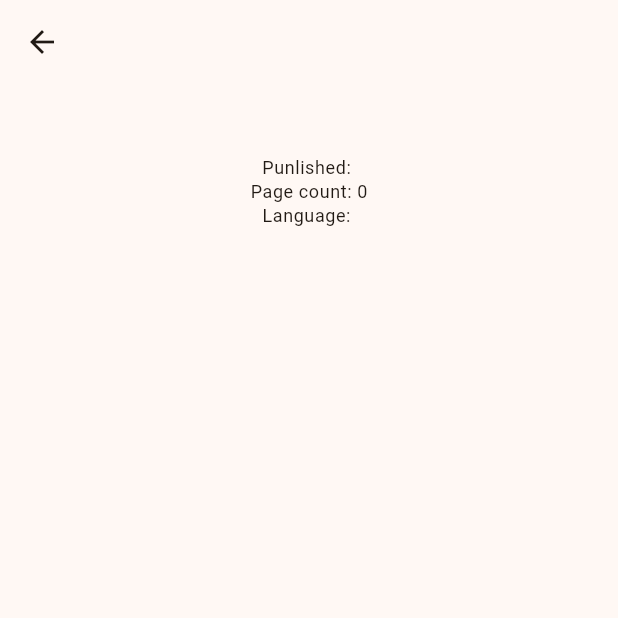
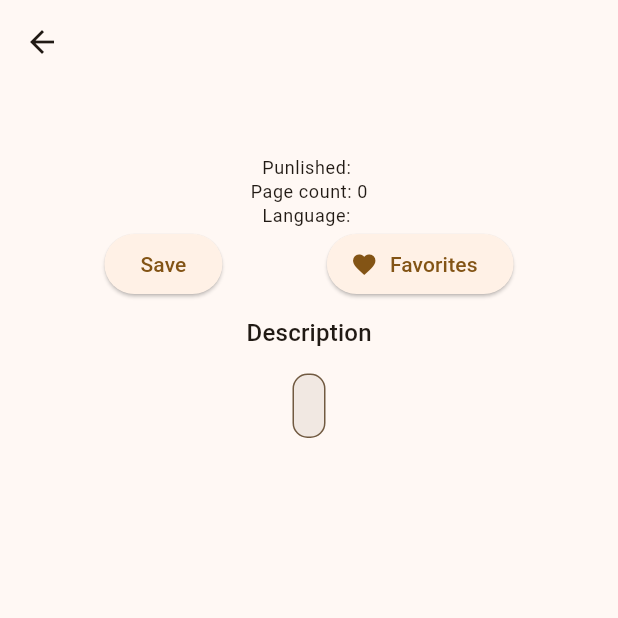
Before and after one commit to LuckyKhanyile/reader_tracker, a Flutter app: the BookDetailsScreen screen opened directly with empty values, on a phone screen of 412 x 824 dp, the top half of it. Run offline on Flutter 3.47's test engine with Material 3 defaults, Android fonts, the phone set to English and light mode, and no system bars; our stand-ins replace sqflite; accounts and stored records are empty.

Commit message:
saved books Listview

```diff
--- a/lib/main.dart
+++ b/lib/main.dart
@@ -1,6 +1,4 @@
 import 'package:flutter/material.dart';
-import 'package:reader_tracker/models/book.dart';
-import 'package:reader_tracker/network/network.dart';
 import 'package:reader_tracker/pages/books_details.dart';
 import 'pages/home_screen.dart';
 import 'pages/saved_screen.dart';
--- a/lib/models/book.dart
+++ b/lib/models/book.dart
@@ -106,7 +106,7 @@ class Book {
   @override
   String toString() {
     // TODO: implement toString
-    return "Book: ${title} isFavorite: $isFavorite";
+    return "Book: $title isFavorite: $isFavorite";
   }
 
 }
--- a/lib/pages/books_details.dart
+++ b/lib/pages/books_details.dart
@@ -1,4 +1,6 @@
 import 'package:flutter/material.dart';
+import 'package:reader_tracker/db/database_helper.dart';
+import 'package:reader_tracker/models/book.dart';
 import 'package:reader_tracker/utils/books_details_args.dart';
 
 class BookDetailsScreen extends StatefulWidget {
@@ -31,7 +33,50 @@ class _BookDetailsScreenState extends State<BookDetailsScreen> {
               Text('Punlished: ${book.publishedDate}', style: theme.bodySmall,),
               Text('Page count: ${book.pageCount}', style: theme.bodySmall,),
               Text('Language: ${book.language}', style: theme.bodySmall,),
+              Row(
+                mainAxisAlignment: MainAxisAlignment.spaceEvenly,
 
+                children: [
+                  ElevatedButton(onPressed: () async{
+                    //save a book to the database
+                    try {
+                      int savedInt = await DatabaseHelper.instance.insert(book);
+                      SnackBar snackBar = SnackBar(content: Text("Book Saved $savedInt"),);
+                      ScaffoldMessenger.of(context).showSnackBar(snackBar);
+                    } catch (e) {
+                      print("Error: $e");
+                    }
+                  }, child: const Text("Save")),
+                  ElevatedButton.icon(
+                    icon: const Icon(Icons.favorite),
+                    onPressed: () async{
+                      await DatabaseHelper.instance.readAllBooks()
+                              .then((books)=>{
+                                for(Book book in books){
+                                  print("Title: ${book.title}")
+                                }
+                              });
+                    },
+                    label: const Text("Favorites"),
+                    )
+                ],
+              ),
+              const SizedBox(height: 10,),
+              Text("Description", style: theme.titleMedium),
+               const SizedBox(height: 5,),
+               Container(
+                margin: const EdgeInsets.all(10),
+                padding: const EdgeInsets.all(10),
+                decoration: BoxDecoration(
+                  color: Theme.of(context).colorScheme.secondary.withOpacity(0.1),
+                  borderRadius: BorderRadius.circular(10),
+                  border: Border.all(
+                    color: Theme.of(context).colorScheme.secondary
+                  )
+                ),
+                child:  Text(book.description),
+
+               )
             ],
           ),
         ),
```
Also changed, not shown: lib/components/gridview_widget.dart (added, +72 -0 lines), lib/db/database_helper.dart (added, +61 -0 lines), lib/pages/home_screen.dart (+2 -55 lines), lib/pages/saved_screen.dart (+12 -0 lines), pubspec.yaml (+2 -6 lines), pubspec.lock, 1 other file.
